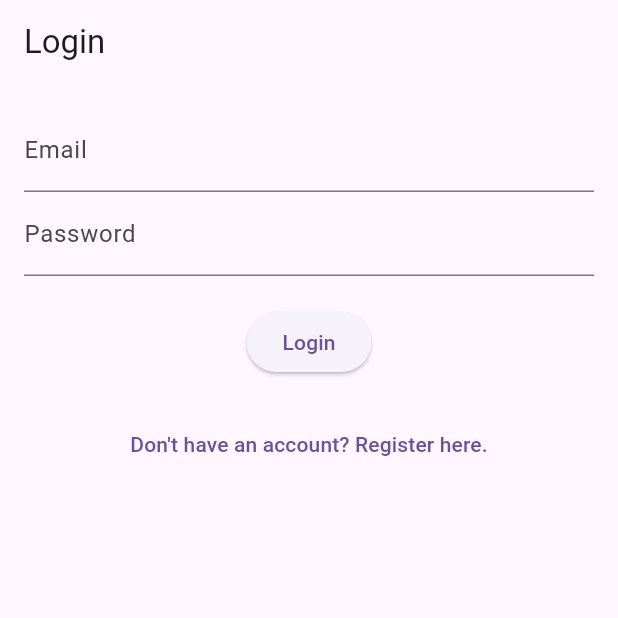
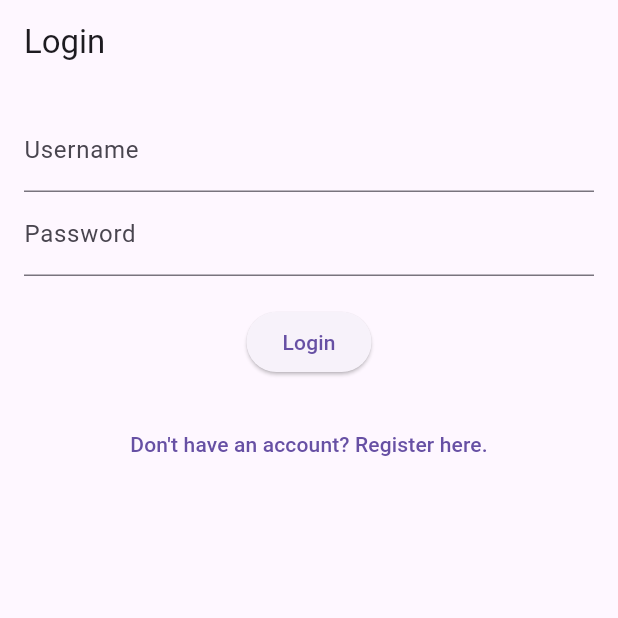
Before and after one commit to AristocratiiLite-ItFest2025/Client, a Flutter app: the screen it shows after launch, on a phone screen of 412 x 824 dp, the top half of it. Run offline on Flutter 3.47's test engine with Material 3 defaults, Android fonts, the phone set to English and light mode, and no system bars; our stand-ins replace flutter_map, flutter_riverpod, geolocator, latlong2, shared_preferences, socket_io_client.

Commit message:
random ah commit

```diff
--- a/lib/core/services/socket_service.dart
+++ b/lib/core/services/socket_service.dart
@@ -5,7 +5,7 @@ final String baseUrl = 'https://backend-helpnow.city-aura.co';
 
 class SocketService {
   late io.Socket socket;
-  String? userId;
+  int? userId;
 
   SocketService() {
     _initializeUserId();
@@ -24,7 +24,7 @@ class SocketService {
     await prefsService.init();
     final profile = prefsService.profile;
     if (profile != null) {
-      userId = profile.id as String?;
+      userId = profile.id;
     }
   }
 
--- a/lib/features/authentication/login/screens/login_screen.dart
+++ b/lib/features/authentication/login/screens/login_screen.dart
@@ -44,7 +44,7 @@ class _LoginScreenState extends ConsumerState<LoginScreen> {
             // Email field
             TextField(
               controller: _emailController,
-              decoration: const InputDecoration(labelText: 'Email'),
+              decoration: const InputDecoration(labelText: 'Username'),
             ),
             // Password field
             TextField(
```
